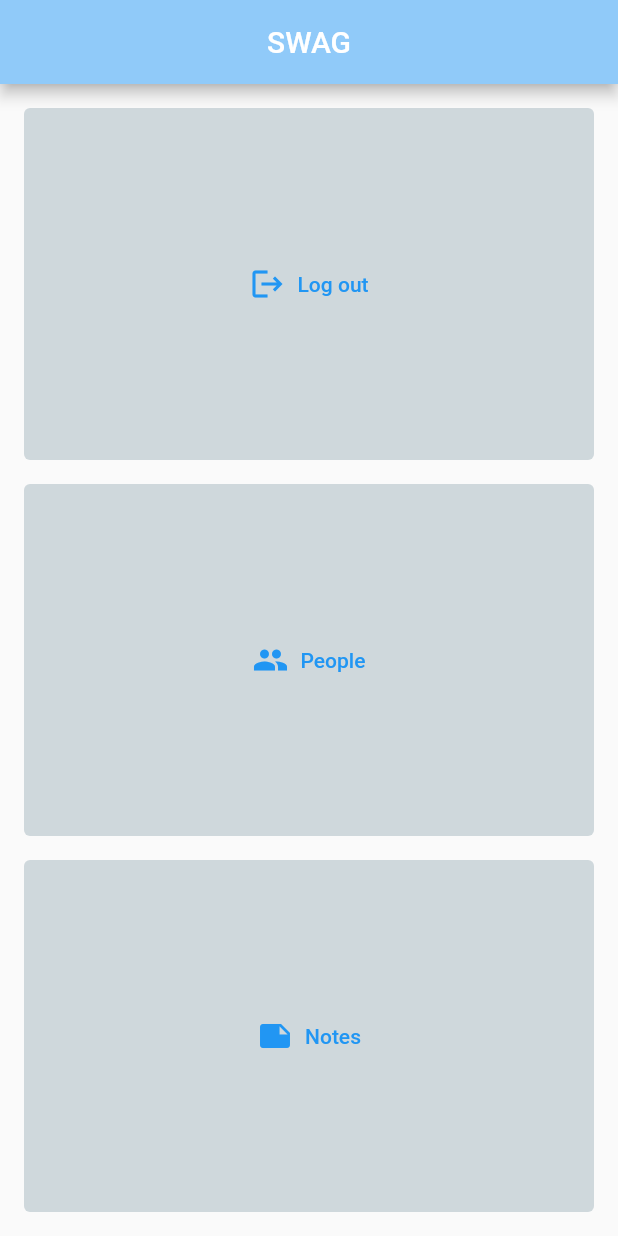
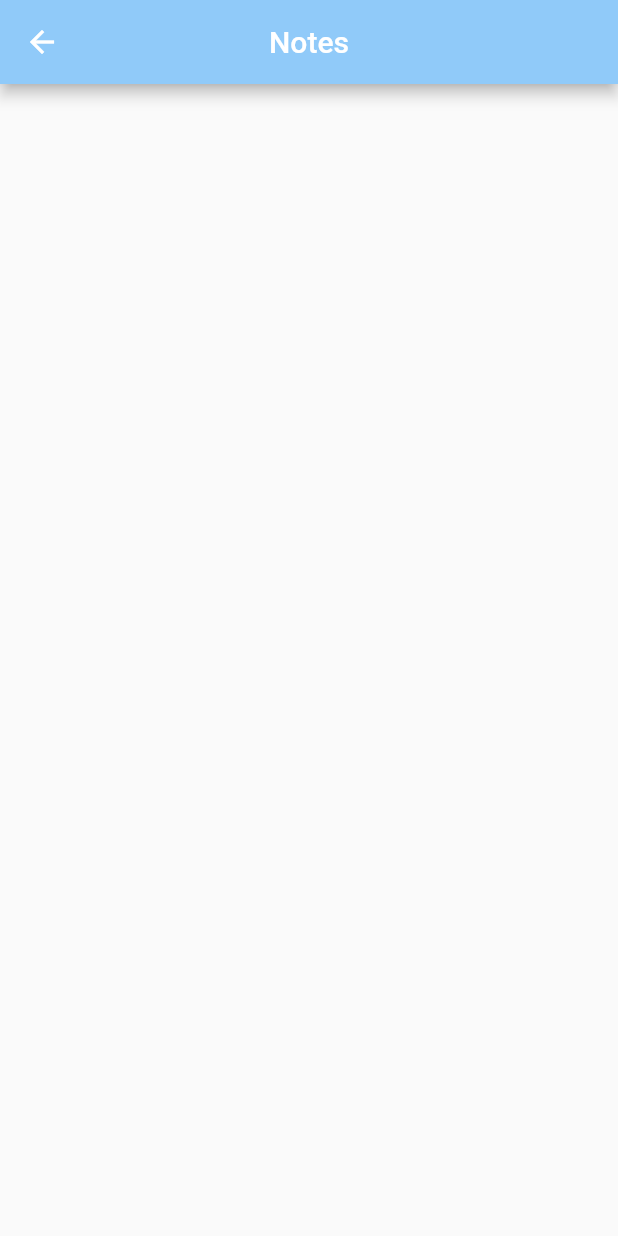
Before and after one commit to jburz2001/theSwag_phoneApp, a Flutter app: the screen it shows after launch, after a tap on "Notes", on a phone screen of 412 x 824 dp. Run offline on Flutter 3.47's test engine with Material 2 defaults, Android fonts, the phone set to English and light mode, and no system bars.

Commit message:
button to Notes screen

```diff
--- a/swag_app/lib/main.dart
+++ b/swag_app/lib/main.dart
@@ -1,11 +1,14 @@
 import 'package:flutter/material.dart';
 import 'package:swag_app/screens/home.dart';
 import 'package:swag_app/screens/people.dart';
+import 'package:swag_app/screens/notes.dart';
+
 
 void main() => runApp(MaterialApp(
   // initialRoute: '/home',
   routes: {
     '/': (context) => Home(),
     '/people': (context) => People(),
+    '/notes': (context) => Notes(),
   },
 ));
--- a/swag_app/lib/screens/home.dart
+++ b/swag_app/lib/screens/home.dart
@@ -1,5 +1,4 @@
 import 'package:flutter/material.dart';
-import 'package:swag_app/screens/people.dart';
 
 class Home extends StatelessWidget {
   @override
@@ -50,7 +49,9 @@ class Home extends StatelessWidget {
               child: Padding(
                 padding: const EdgeInsets.all(8.0),
                 child: TextButton.icon(
-                  onPressed: () {},
+                  onPressed: () {
+                    Navigator.pushNamed(context, '/notes');
+                  },
                   icon: Icon(Icons.note),
                   label: Text("Notes"),
                   style: TextButton.styleFrom(
--- /dev/null
+++ b/swag_app/lib/screens/notes.dart
@@ -0,0 +1,21 @@
+import 'package:flutter/material.dart';
+
+class Notes extends StatefulWidget {
+  const Notes({ Key? key }) : super(key: key);
+
+  @override
+  _NotesState createState() => _NotesState();
+}
+
+class _NotesState extends State<Notes> {
+  @override
+  Widget build(BuildContext context) {
+    return Scaffold(
+      appBar: AppBar(
+        title: Text("Notes"),
+        centerTitle: true,
+        backgroundColor: Colors.blue[200],
+      ),
+    );
+  }
+}
```
